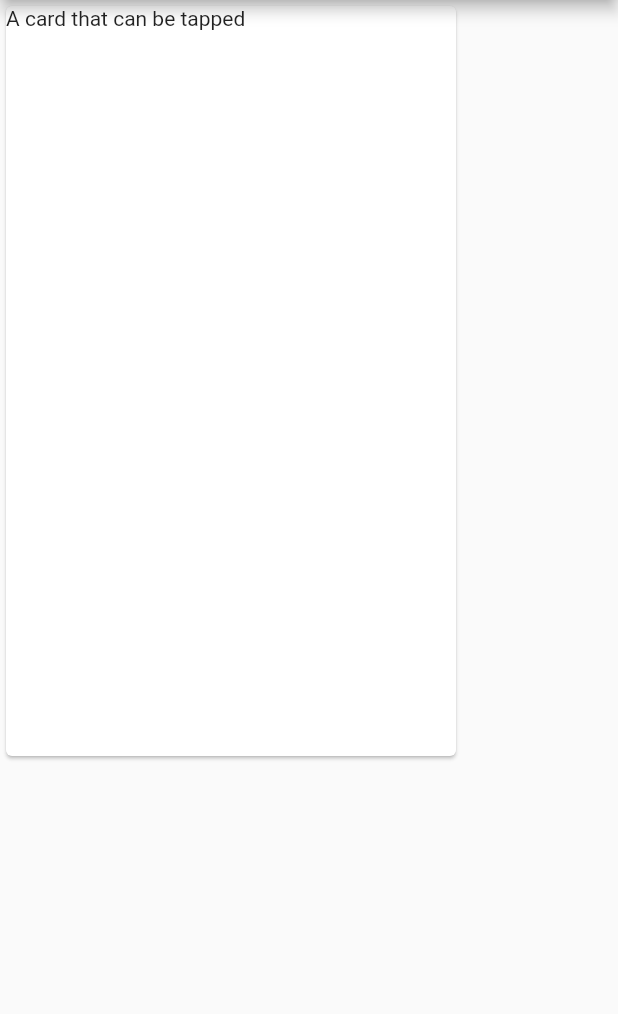
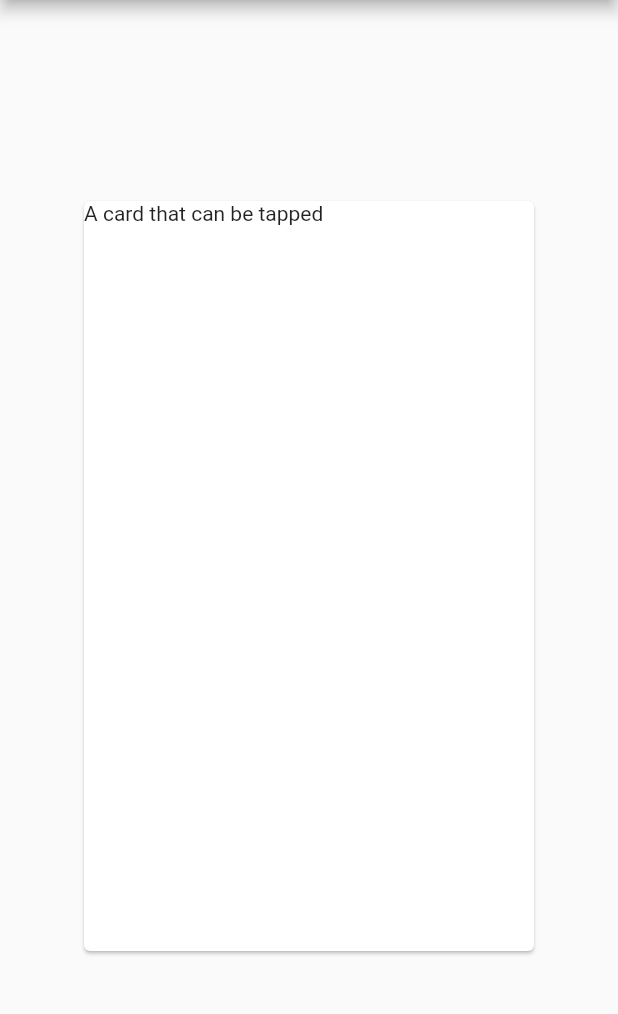
Before and after one commit to HugoMazuera/pay-the-price, a Flutter app: the screen it shows after launch, on a phone screen of 412 x 824 dp, the part 84-1098 px from its top. Run offline on Flutter 3.47's test engine with Material 2 defaults, Android fonts, the phone set to English and light mode, and no system bars.

Commit message:
added game screens

```diff
--- a/lib/screens/home_page.dart
+++ b/lib/screens/home_page.dart
@@ -25,7 +25,8 @@ class MyStatelessWidget extends StatelessWidget {
 
   @override
   Widget build(BuildContext context) {
-    return Card(
+    return Center(
+      child: Card(
         child: InkWell(
           splashColor: Colors.blue,
           onTap: () {
@@ -37,6 +38,7 @@ class MyStatelessWidget extends StatelessWidget {
             child: Text('A card that can be tapped'),
           ),
         ),
+      ),
     );
   }
 }
```
Also changed, not shown: lib/screens/game_consequence.dart (added, +10 -0 lines), lib/screens/game_trivia.dart (added, +10 -0 lines). Lines whose indentation alone changed are shown as unchanged.
